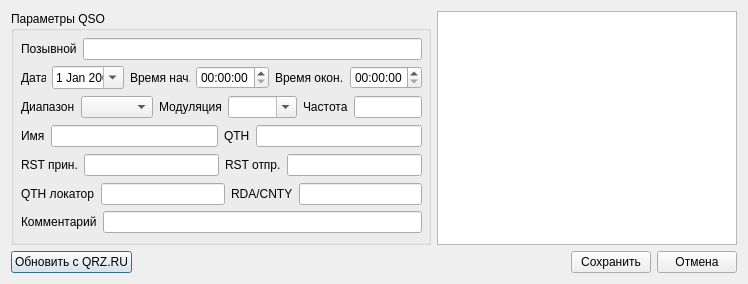
qsosu/logger, file qsoedit.ui: the form before one commit.
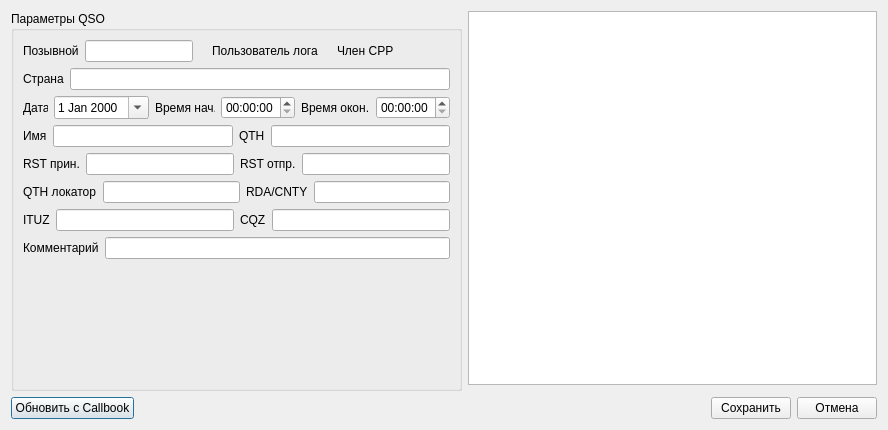
The form after the commit. Icons and pictures are not drawn.

Patch:
```diff
--- a/qsoedit.ui
+++ b/qsoedit.ui
@@ -6,8 +6,8 @@
    <rect>
     <x>0</x>
     <y>0</y>
-    <width>744</width>
-    <height>284</height>
+    <width>888</width>
+    <height>430</height>
    </rect>
   </property>
   <property name="mouseTracking">
@@ -30,7 +30,7 @@
      </property>
     </widget>
    </item>
-   <item row="1" column="0" colspan="2">
+   <item row="3" column="0" colspan="2">
     <layout class="QHBoxLayout" name="horizontalLayout_6">
      <item>
       <widget class="QPushButton" name="QRZUpdateButton">
@@ -41,7 +41,7 @@
         </size>
        </property>
        <property name="text">
-        <string>Обновить с QRZ.RU</string>
+        <string>Обновить с Callbook</string>
        </property>
       </widget>
      </item>
@@ -86,7 +86,7 @@
      </item>
     </layout>
    </item>
-   <item row="0" column="0">
+   <item row="0" column="0" rowspan="2" alignment="Qt::AlignTop">
     <widget class="QGroupBox" name="groupBox">
      <property name="sizePolicy">
       <sizepolicy hsizetype="Fixed" vsizetype="Preferred">
@@ -97,21 +97,20 @@
      <property name="minimumSize">
       <size>
        <width>420</width>
-       <height>100</height>
+       <height>380</height>
+      </size>
+     </property>
+     <property name="maximumSize">
+      <size>
+       <width>16777215</width>
+       <height>380</height>
       </size>
      </property>
      <property name="title">
       <string>Параметры QSO</string>
      </property>
-     <widget class="QWidget" name="layoutWidget">
-      <property name="geometry">
-       <rect>
-        <x>10</x>
-        <y>26</y>
-        <width>401</width>
-        <height>24</height>
-       </rect>
-      </property>
+     <layout class="QGridLayout" name="gridLayout_2">
+      <item row="0" column="0">
       <layout class="QHBoxLayout" name="horizontalLayout">
        <item>
         <widget class="QLabel" name="label_13">
@@ -123,17 +122,70 @@
        <item>
         <widget class="QLineEdit" name="CalsignlineEdit"/>
        </item>
-      </layout>
-     </widget>
-     <widget class="QWidget" name="layoutWidget">
-      <property name="geometry">
-       <rect>
-        <x>10</x>
-        <y>55</y>
-        <width>401</width>
-        <height>24</height>
-       </rect>
-      </property>
+        <item>
+         <widget class="QLabel" name="QSOSUUserIcon">
+          <property name="text">
+           <string/>
+          </property>
+          <property name="pixmap">
+           <pixmap resource="resources.qrc">:/resources/images/loguser.png</pixmap>
+          </property>
+         </widget>
+        </item>
+        <item>
+         <widget class="QLabel" name="QSOSUUserLabel">
+          <property name="text">
+           <string>Пользователь лога</string>
+          </property>
+         </widget>
+        </item>
+        <item>
+         <widget class="QLabel" name="SRRUserIcon">
+          <property name="text">
+           <string/>
+          </property>
+          <property name="pixmap">
+           <pixmap resource="resources.qrc">:/resources/images/srr_user.png</pixmap>
+          </property>
+         </widget>
+        </item>
+        <item>
+         <widget class="QLabel" name="SRRUserLabel">
+          <property name="text">
+           <string>Член СРР</string>
+          </property>
+         </widget>
+        </item>
+        <item>
+         <spacer name="horizontalSpacer_2">
+          <property name="orientation">
+           <enum>Qt::Horizontal</enum>
+          </property>
+          <property name="sizeHint" stdset="0">
+           <size>
+            <width>40</width>
+            <height>20</height>
+           </size>
+          </property>
+         </spacer>
+        </item>
+       </layout>
+      </item>
+      <item row="1" column="0">
+       <layout class="QHBoxLayout" name="horizontalLayout_11">
+        <item>
+         <widget class="QLabel" name="label_19">
+          <property name="text">
+           <string>Страна</string>
+          </property>
+         </widget>
+        </item>
+        <item>
+         <widget class="QLineEdit" name="countrylineEdit"/>
+        </item>
+       </layout>
+      </item>
+      <item row="2" column="0">
       <layout class="QHBoxLayout" name="horizontalLayout_9">
        <item>
         <widget class="QLabel" name="label">
@@ -188,68 +240,56 @@
         <widget class="QTimeEdit" name="QSO_timeEndEdit"/>
        </item>
       </layout>
-     </widget>
-     <widget class="QWidget" name="layoutWidget">
-      <property name="geometry">
-       <rect>
-        <x>10</x>
-        <y>84</y>
-        <width>401</width>
-        <height>24</height>
-       </rect>
-      </property>
-      <layout class="QHBoxLayout" name="horizontalLayout_2">
+      </item>
+      <item row="7" column="0">
+       <layout class="QHBoxLayout" name="horizontalLayout_10">
        <item>
-        <widget class="QLabel" name="label_3">
+         <widget class="QLabel" name="label_17">
          <property name="text">
-          <string>Диапазон</string>
+           <string>ITUZ</string>
          </property>
         </widget>
        </item>
        <item>
-        <widget class="QComboBox" name="band_comboBox"/>
+         <widget class="QLineEdit" name="ituzlineEdit"/>
        </item>
        <item>
-        <widget class="QLabel" name="label_5">
+         <widget class="QLabel" name="label_18">
          <property name="text">
-          <string>Модуляция</string>
+           <string>CQZ</string>
          </property>
         </widget>
        </item>
        <item>
-        <widget class="QComboBox" name="mode_comboBox">
-         <property name="maximumSize">
-          <size>
-           <width>69</width>
-           <height>16777215</height>
-          </size>
-         </property>
-         <property name="editable">
-          <bool>true</bool>
-         </property>
+         <widget class="QLineEdit" name="cqzlineEdit"/>
+        </item>
+       </layout>
+      </item>
+      <item row="5" column="0">
+       <layout class="QHBoxLayout" name="horizontalLayout_5">
+        <item>
+         <widget class="QLabel" name="label_10">
+          <property name="text">
+           <string>QTH локатор</string>
+          </property>
         </widget>
        </item>
        <item>
-        <widget class="QLabel" name="label_4">
+         <widget class="QLineEdit" name="qthloc_lineEdit"/>
+        </item>
+        <item>
+         <widget class="QLabel" name="label_11">
          <property name="text">
-          <string>Частота</string>
+           <string>RDA/CNTY</string>
          </property>
         </widget>
        </item>
        <item>
-        <widget class="QLineEdit" name="freq_lineEdit"/>
-       </item>
-      </layout>
-     </widget>
-     <widget class="QWidget" name="layoutWidget">
-      <property name="geometry">
-       <rect>
-        <x>10</x>
-        <y>113</y>
-        <width>401</width>
-        <height>24</height>
-       </rect>
-      </property>
+         <widget class="QLineEdit" name="rda_lineEdit"/>
+        </item>
+       </layout>
+      </item>
+      <item row="3" column="0">
       <layout class="QHBoxLayout" name="horizontalLayout_3">
        <item>
         <widget class="QLabel" name="label_8">
@@ -272,16 +312,25 @@
         <widget class="QLineEdit" name="qth_lineEdit"/>
        </item>
       </layout>
-     </widget>
-     <widget class="QWidget" name="layoutWidget">
-      <property name="geometry">
-       <rect>
-        <x>10</x>
-        <y>142</y>
-        <width>401</width>
-        <height>24</height>
-       </rect>
-      </property>
+      </item>
+      <item row="8" column="0">
+       <layout class="QHBoxLayout" name="horizontalLayout_7">
+        <property name="sizeConstraint">
+         <enum>QLayout::SetMinimumSize</enum>
+        </property>
+        <item>
+         <widget class="QLabel" name="label_12">
+          <property name="text">
+           <string>Комментарий</string>
+          </property>
+         </widget>
+        </item>
+        <item>
+         <widget class="QLineEdit" name="comment_lineEdit"/>
+        </item>
+       </layout>
+      </item>
+      <item row="4" column="0">
       <layout class="QHBoxLayout" name="horizontalLayout_4">
        <item>
         <widget class="QLabel" name="label_6">
@@ -304,65 +353,22 @@
         <widget class="QLineEdit" name="rsts_lineEdit"/>
        </item>
       </layout>
-     </widget>
-     <widget class="QWidget" name="layoutWidget">
-      <property name="geometry">
-       <rect>
-        <x>10</x>
-        <y>171</y>
-        <width>401</width>
-        <height>24</height>
-       </rect>
-      </property>
-      <layout class="QHBoxLayout" name="horizontalLayout_5">
-       <item>
-        <widget class="QLabel" name="label_10">
-         <property name="text">
-          <string>QTH локатор</string>
-         </property>
-        </widget>
-       </item>
-       <item>
-        <widget class="QLineEdit" name="qthloc_lineEdit"/>
-       </item>
-       <item>
-        <widget class="QLabel" name="label_11">
-         <property name="text">
-          <string>RDA/CNTY</string>
-         </property>
-        </widget>
-       </item>
-       <item>
-        <widget class="QLineEdit" name="rda_lineEdit"/>
-       </item>
-      </layout>
-     </widget>
-     <widget class="QWidget" name="layoutWidget">
-      <property name="geometry">
-       <rect>
-        <x>10</x>
-        <y>199</y>
-        <width>401</width>
-        <height>24</height>
-       </rect>
-      </property>
-      <layout class="QHBoxLayout" name="horizontalLayout_7">
-       <property name="sizeConstraint">
-        <enum>QLayout::SetMinimumSize</enum>
-       </property>
-       <item>
-        <widget class="QLabel" name="label_12">
-         <property name="text">
-          <string>Комментарий</string>
-         </property>
-        </widget>
-       </item>
-       <item>
-        <widget class="QLineEdit" name="comment_lineEdit"/>
-       </item>
-      </layout>
-     </widget>
-    </widget>
+      </item>
+      <item row="9" column="0">
+       <spacer name="verticalSpacer">
+        <property name="orientation">
+         <enum>Qt::Vertical</enum>
+        </property>
+        <property name="sizeHint" stdset="0">
+         <size>
+          <width>20</width>
+          <height>40</height>
+         </size>
+        </property>
+       </spacer>
+      </item>
+     </layout>
+    </widget>
    </item>
   </layout>
  </widget>
```
Left out of the diff: 4 changed lines with no effect on the pictures. Lines whose indentation alone changed are shown as unchanged.
